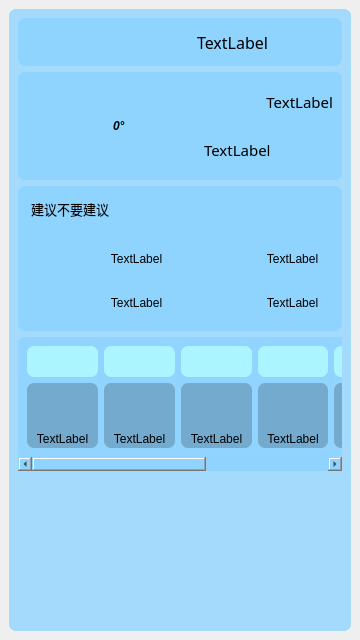
FangRenHub/weather, file mainwindow.ui: the form before one commit.
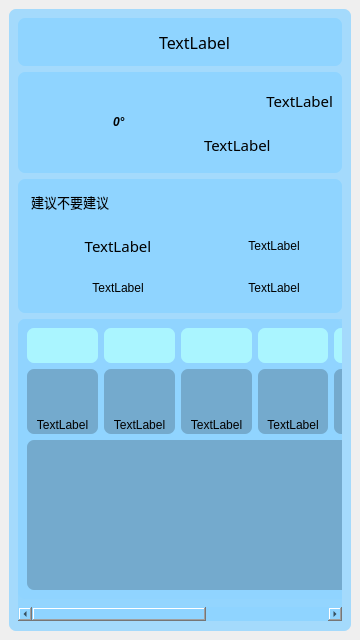
The form after the commit. Icons and pictures are not drawn.

Diff of the .ui file:
```diff
--- a/mainwindow.ui
+++ b/mainwindow.ui
@@ -14,14 +14,17 @@
    <string>MainWindow</string>
   </property>
   <widget class="QWidget" name="centralwidget">
-   <layout class="QVBoxLayout" name="verticalLayout">
-    <item>
+   <layout class="QGridLayout" name="gridLayout_4">
+    <item row="0" column="0">
      <widget class="QWidget" name="ChildWidget" native="true">
+      <property name="contextMenuPolicy">
+       <enum>Qt::NoContextMenu</enum>
+      </property>
       <property name="styleSheet">
        <string notr="true">background-color: rgba(143, 212, 255, 200);
 border-radius: 7px;</string>
       </property>
-      <layout class="QVBoxLayout" name="verticalLayout_2" stretch="1,3,4,0,0">
+      <layout class="QVBoxLayout" name="verticalLayout_2" stretch="1,3,4,9,0">
        <item>
         <widget class="QWidget" name="widget_2" native="true">
          <property name="sizePolicy">
@@ -33,7 +36,7 @@
          <property name="styleSheet">
           <string notr="true">background-color: rgba(143, 212, 255, 255);</string>
          </property>
-         <layout class="QHBoxLayout" name="horizontalLayout" stretch="3,1,3,6">
+         <layout class="QHBoxLayout" name="horizontalLayout" stretch="3,1,1,6,1">
           <item>
            <widget class="QLineEdit" name="cityEdit">
             <property name="font">
@@ -42,6 +45,9 @@
               <pointsize>12</pointsize>
              </font>
             </property>
+            <property name="contextMenuPolicy">
+             <enum>Qt::NoContextMenu</enum>
+            </property>
            </widget>
           </item>
           <item>
@@ -70,7 +76,7 @@
             </property>
             <property name="sizeHint" stdset="0">
              <size>
-              <width>62</width>
+              <width>59</width>
               <height>30</height>
              </size>
             </property>
@@ -95,6 +101,22 @@
             </property>
            </widget>
           </item>
+          <item>
+           <widget class="QPushButton" name="pushButton">
+            <property name="sizePolicy">
+             <sizepolicy hsizetype="Ignored" vsizetype="Expanding">
+              <horstretch>0</horstretch>
+              <verstretch>0</verstretch>
+             </sizepolicy>
+            </property>
+            <property name="styleSheet">
+             <string notr="true">image: url(:/close.png);</string>
+            </property>
+            <property name="text">
+             <string/>
+            </property>
+           </widget>
+          </item>
          </layout>
         </widget>
        </item>
@@ -115,6 +137,12 @@
               <verstretch>0</verstretch>
              </sizepolicy>
             </property>
+            <property name="minimumSize">
+             <size>
+              <width>80</width>
+              <height>80</height>
+             </size>
+            </property>
             <property name="maximumSize">
              <size>
               <width>80</width>
@@ -209,10 +237,10 @@
          <property name="styleSheet">
           <string notr="true">background-color: rgba(143, 212, 255, 255);</string>
          </property>
-         <layout class="QGridLayout" name="gridLayout_2" rowstretch="0,0,0">
+         <layout class="QGridLayout" name="gridLayout_2" rowstretch="0,0,0" columnstretch="2,2">
           <item row="2" column="0">
            <widget class="QWidget" name="widget_7" native="true">
-            <layout class="QHBoxLayout" name="horizontalLayout_4">
+            <layout class="QHBoxLayout" name="horizontalLayout_4" stretch="0,0">
              <item>
               <widget class="QLabel" name="label_10">
                <property name="styleSheet">
@@ -225,8 +253,20 @@
              </item>
              <item>
               <widget class="QLabel" name="windLab">
+               <property name="minimumSize">
+                <size>
+                 <width>100</width>
+                 <height>0</height>
+                </size>
+               </property>
+               <property name="maximumSize">
+                <size>
+                 <width>72</width>
+                 <height>16777215</height>
+                </size>
+               </property>
                <property name="styleSheet">
-                <string notr="true">font: 12pt &quot;黑体&quot;;</string>
+                <string notr="true">font: 11pt &quot;黑体&quot;;</string>
                </property>
                <property name="text">
                 <string>TextLabel</string>
@@ -241,8 +281,14 @@
           </item>
           <item row="1" column="0">
            <widget class="QWidget" name="widget_5" native="true">
+            <property name="sizePolicy">
+             <sizepolicy hsizetype="Preferred" vsizetype="Preferred">
+              <horstretch>0</horstretch>
+              <verstretch>0</verstretch>
+             </sizepolicy>
+            </property>
             <property name="styleSheet">
-             <string notr="true">shadow: 10px 5px 5px red;</string>
+             <string notr="true"/>
             </property>
             <layout class="QHBoxLayout" name="horizontalLayout_2">
              <item>
@@ -257,8 +303,29 @@
              </item>
              <item>
               <widget class="QLabel" name="shiLab">
+               <property name="minimumSize">
+                <size>
+                 <width>100</width>
+                 <height>0</height>
+                </size>
+               </property>
+               <property name="maximumSize">
+                <size>
+                 <width>72</width>
+                 <height>16777215</height>
+                </size>
+               </property>
+               <property name="font">
+                <font>
+                 <family>黑体</family>
+                 <pointsize>11</pointsize>
+                 <weight>50</weight>
+                 <italic>false</italic>
+                 <bold>false</bold>
+                </font>
+               </property>
                <property name="styleSheet">
-                <string notr="true">font: 12pt &quot;黑体&quot;;</string>
+                <string notr="true">font: 11pt &quot;黑体&quot;;</string>
                </property>
                <property name="text">
                 <string>TextLabel</string>
@@ -289,8 +356,20 @@
              </item>
              <item>
               <widget class="QLabel" name="pmLab">
+               <property name="minimumSize">
+                <size>
+                 <width>100</width>
+                 <height>0</height>
+                </size>
+               </property>
+               <property name="maximumSize">
+                <size>
+                 <width>72</width>
+                 <height>16777215</height>
+                </size>
+               </property>
                <property name="styleSheet">
-                <string notr="true">font: 12pt &quot;黑体&quot;;</string>
+                <string notr="true">font: 11pt &quot;黑体&quot;;</string>
                </property>
                <property name="text">
                 <string>TextLabel</string>
@@ -311,6 +390,9 @@
               <verstretch>0</verstretch>
              </sizepolicy>
             </property>
+            <property name="contextMenuPolicy">
+             <enum>Qt::NoContextMenu</enum>
+            </property>
             <property name="styleSheet">
              <string notr="true">font: 10pt &quot;黑体&quot;;</string>
             </property>
@@ -325,6 +407,12 @@
           </item>
           <item row="1" column="1">
            <widget class="QWidget" name="widget_6" native="true">
+            <property name="sizePolicy">
+             <sizepolicy hsizetype="Preferred" vsizetype="Preferred">
+              <horstretch>0</horstretch>
+              <verstretch>0</verstretch>
+             </sizepolicy>
+            </property>
             <layout class="QHBoxLayout" name="horizontalLayout_3">
              <item>
               <widget class="QLabel" name="label_8">
@@ -338,8 +426,20 @@
              </item>
              <item>
               <widget class="QLabel" name="qualLab">
+               <property name="minimumSize">
+                <size>
+                 <width>100</width>
+                 <height>0</height>
+                </size>
+               </property>
+               <property name="maximumSize">
+                <size>
+                 <width>72</width>
+                 <height>16777215</height>
+                </size>
+               </property>
                <property name="styleSheet">
-                <string notr="true">font: 12pt &quot;黑体&quot;;</string>
+                <string notr="true">font: 11pt &quot;黑体&quot;;</string>
                </property>
                <property name="text">
                 <string>TextLabel</string>
@@ -357,6 +457,9 @@
        </item>
        <item>
         <widget class="QScrollArea" name="scrollArea">
+         <property name="contextMenuPolicy">
+          <enum>Qt::NoContextMenu</enum>
+         </property>
          <property name="lineWidth">
           <number>1</number>
          </property>
@@ -375,13 +478,189 @@
          <widget class="QWidget" name="scrollAreaWidgetContents">
           <property name="geometry">
            <rect>
-            <x>0</x>
+            <x>-226</x>
             <y>0</y>
             <width>550</width>
-            <height>120</height>
+            <height>280</height>
            </rect>
           </property>
-          <layout class="QGridLayout" name="gridLayout_3" columnstretch="1,1,1,1,1,1,1" rowminimumheight="10,65">
+          <property name="contextMenuPolicy">
+           <enum>Qt::NoContextMenu</enum>
+          </property>
+          <property name="styleSheet">
+           <string notr="true"/>
+          </property>
+          <layout class="QGridLayout" name="gridLayout_3" columnstretch="1,1,1,1,1,1,1" rowminimumheight="1,65,150">
+           <item row="0" column="2">
+            <widget class="QLabel" name="weekLab2">
+             <property name="styleSheet">
+              <string notr="true">background-color: rgb(170, 245, 255);</string>
+             </property>
+             <property name="text">
+              <string/>
+             </property>
+             <property name="alignment">
+              <set>Qt::AlignCenter</set>
+             </property>
+            </widget>
+           </item>
+           <item row="1" column="4">
+            <widget class="QWidget" name="widget_12" native="true">
+             <property name="styleSheet">
+              <string notr="true">background-color: rgba(0, 0, 0, 50);</string>
+             </property>
+             <layout class="QVBoxLayout" name="verticalLayout_7" stretch="3,0">
+              <property name="spacing">
+               <number>2</number>
+              </property>
+              <property name="leftMargin">
+               <number>0</number>
+              </property>
+              <property name="topMargin">
+               <number>0</number>
+              </property>
+              <property name="rightMargin">
+               <number>0</number>
+              </property>
+              <property name="bottomMargin">
+               <number>2</number>
+              </property>
+              <item>
+               <widget class="QLabel" name="foreIcon4">
+                <property name="styleSheet">
+                 <string notr="true">background-color: rgba(0, 0, 0, 0);
+image: url(:/type2/duoyun.png);</string>
+                </property>
+                <property name="text">
+                 <string/>
+                </property>
+               </widget>
+              </item>
+              <item>
+               <widget class="QLabel" name="typeLab4">
+                <property name="styleSheet">
+                 <string notr="true">background-color: rgba(255, 255, 255, 0);</string>
+                </property>
+                <property name="text">
+                 <string>TextLabel</string>
+                </property>
+                <property name="alignment">
+                 <set>Qt::AlignBottom|Qt::AlignHCenter</set>
+                </property>
+               </widget>
+              </item>
+             </layout>
+            </widget>
+           </item>
+           <item row="1" column="6">
+            <widget class="QWidget" name="widget_14" native="true">
+             <property name="styleSheet">
+              <string notr="true">background-color: rgba(0, 0, 0, 50);</string>
+             </property>
+             <layout class="QVBoxLayout" name="verticalLayout_9" stretch="3,0">
+              <property name="spacing">
+               <number>2</number>
+              </property>
+              <property name="leftMargin">
+               <number>0</number>
+              </property>
+              <property name="topMargin">
+               <number>0</number>
+              </property>
+              <property name="rightMargin">
+               <number>0</number>
+              </property>
+              <property name="bottomMargin">
+               <number>2</number>
+              </property>
+              <item>
+               <widget class="QLabel" name="foreIcon6">
+                <property name="styleSheet">
+                 <string notr="true">background-color: rgba(0, 0, 0, 0);
+image: url(:/type2/duoyun.png);</string>
+                </property>
+                <property name="text">
+                 <string/>
+                </property>
+               </widget>
+              </item>
+              <item>
+               <widget class="QLabel" name="typeLab6">
+                <property name="styleSheet">
+                 <string notr="true">background-color: rgba(255, 255, 255, 0);</string>
+                </property>
+                <property name="text">
+                 <string>TextLabel</string>
+                </property>
+                <property name="alignment">
+                 <set>Qt::AlignBottom|Qt::AlignHCenter</set>
+                </property>
+               </widget>
+              </item>
+             </layout>
+            </widget>
+           </item>
+           <item row="0" column="0">
+            <widget class="QLabel" name="weekLab0">
+             <property name="styleSheet">
+              <string notr="true">background-color: rgb(170, 245, 255);</string>
+             </property>
+             <property name="text">
+              <string/>
+             </property>
+             <property name="alignment">
+              <set>Qt::AlignCenter</set>
+             </property>
+            </widget>
+           </item>
+           <item row="1" column="1">
+            <widget class="QWidget" name="widget_9" native="true">
+             <property name="styleSheet">
+              <string notr="true">background-color: rgba(0, 0, 0, 50);</string>
+             </property>
+             <layout class="QVBoxLayout" name="verticalLayout_4" stretch="3,0">
+              <property name="spacing">
+               <number>2</number>
+              </property>
+              <property name="leftMargin">
+               <number>0</number>
+              </property>
+              <property name="topMargin">
+               <number>0</number>
+              </property>
+              <property name="rightMargin">
+               <number>0</number>
+              </property>
+              <property name="bottomMargin">
+               <number>2</number>
+              </property>
+              <item>
+               <widget class="QLabel" name="foreIcon1">
+                <property name="styleSheet">
+                 <string notr="true">background-color: rgba(0, 0, 0, 0);
+image: url(:/type2/duoyun.png);</string>
+                </property>
+                <property name="text">
+                 <string/>
+                </property>
+               </widget>
+              </item>
+              <item>
+               <widget class="QLabel" name="typeLab1">
+                <property name="styleSheet">
+                 <string notr="true">background-color: rgba(255, 255, 255, 0);</string>
+                </property>
+                <property name="text">
+                 <string>TextLabel</string>
+                </property>
+                <property name="alignment">
+                 <set>Qt::AlignBottom|Qt::AlignHCenter</set>
+                </property>
+               </widget>
+              </item>
+             </layout>
+            </widget>
+           </item>
            <item row="0" column="5">
             <widget class="QLabel" name="weekLab5">
              <property name="styleSheet">
@@ -427,6 +706,54 @@
              </property>
             </widget>
            </item>
+           <item row="1" column="5">
+            <widget class="QWidget" name="widget_13" native="true">
+             <property name="styleSheet">
+              <string notr="true">background-color: rgba(0, 0, 0, 50);</string>
+             </property>
+             <layout class="QVBoxLayout" name="verticalLayout_8" stretch="3,0">
+              <property name="spacing">
+               <number>2</number>
+              </property>
+              <property name="leftMargin">
+               <number>0</number>
+              </property>
+              <property name="topMargin">
+               <number>0</number>
+              </property>
+              <property name="rightMargin">
+               <number>0</number>
+              </property>
+              <property name="bottomMargin">
+               <number>2</number>
+              </property>
+              <item>
+               <widget class="QLabel" name="foreIcon5">
+                <property name="styleSheet">
+                 <string notr="true">background-color: rgba(0, 0, 0, 0);
+image: url(:/type2/duoyun.png);</string>
+                </property>
+                <property name="text">
+                 <string/>
+                </property>
+               </widget>
+              </item>
+              <item>
+               <widget class="QLabel" name="typeLab5">
+                <property name="styleSheet">
+                 <string notr="true">background-color: rgba(255, 255, 255, 0);</string>
+                </property>
+                <property name="text">
+                 <string>TextLabel</string>
+                </property>
+                <property name="alignment">
+                 <set>Qt::AlignBottom|Qt::AlignHCenter</set>
+                </property>
+               </widget>
+              </item>
+             </layout>
+            </widget>
+           </item>
            <item row="0" column="6">
             <widget class="QLabel" name="weekLab6">
              <property name="styleSheet">
@@ -440,45 +767,6 @@
              </property>
             </widget>
            </item>
-           <item row="0" column="2">
-            <widget class="QLabel" name="weekLab2">
-             <property name="styleSheet">
-              <string notr="true">background-color: rgb(170, 245, 255);</string>
-             </property>
-             <property name="text">
-              <string/>
-             </property>
-             <property name="alignment">
-              <set>Qt::AlignCenter</set>
-             </property>
-            </widget>
-           </item>
-           <item row="0" column="0">
-            <widget class="QLabel" name="weekLab0">
-             <property name="styleSheet">
-              <string notr="true">background-color: rgb(170, 245, 255);</string>
-             </property>
-             <property name="text">
-              <string/>
-             </property>
-             <property name="alignment">
-              <set>Qt::AlignCenter</set>
-             </property>
-            </widget>
-           </item>
-           <item row="0" column="4">
-            <widget class="QLabel" name="weekLab4">
-             <property name="styleSheet">
-              <string notr="true">background-color: rgb(170, 245, 255);</string>
-             </property>
-             <property name="text">
-              <string/>
-             </property>
-             <property name="alignment">
-              <set>Qt::AlignCenter</set>
-             </property>
-            </widget>
-           </item>
            <item row="1" column="0">
             <widget class="QWidget" name="widget" native="true">
              <property name="styleSheet">
@@ -527,102 +815,6 @@
              </layout>
             </widget>
            </item>
-           <item row="1" column="1">
-            <widget class="QWidget" name="widget_9" native="true">
-             <property name="styleSheet">
-              <string notr="true">background-color: rgba(0, 0, 0, 50);</string>
-             </property>
-             <layout class="QVBoxLayout" name="verticalLayout_4" stretch="3,0">
-              <property name="spacing">
-               <number>2</number>
-              </property>
-              <property name="leftMargin">
-               <number>0</number>
-              </property>
-              <property name="topMargin">
-               <number>0</number>
-              </property>
-              <property name="rightMargin">
-               <number>0</number>
-              </property>
-              <property name="bottomMargin">
-               <number>2</number>
-              </property>
-              <item>
-               <widget class="QLabel" name="foreIcon1">
-                <property name="styleSheet">
-                 <string notr="true">background-color: rgba(0, 0, 0, 0);
-image: url(:/type2/duoyun.png);</string>
-                </property>
-                <property name="text">
-                 <string/>
-                </property>
-               </widget>
-              </item>
-              <item>
-               <widget class="QLabel" name="typeLab1">
-                <property name="styleSheet">
-                 <string notr="true">background-color: rgba(255, 255, 255, 0);</string>
-                </property>
-                <property name="text">
-                 <string>TextLabel</string>
-                </property>
-                <property name="alignment">
-                 <set>Qt::AlignBottom|Qt::AlignHCenter</set>
-                </property>
-               </widget>
-              </item>
-             </layout>
-            </widget>
-           </item>
-           <item row="1" column="2">
-            <widget class="QWidget" name="widget_10" native="true">
-             <property name="styleSheet">
-              <string notr="true">background-color: rgba(0, 0, 0, 50);</string>
-             </property>
-             <layout class="QVBoxLayout" name="verticalLayout_5" stretch="3,0">
-              <property name="spacing">
-               <number>2</number>
-              </property>
-              <property name="leftMargin">
-               <number>0</number>
-              </property>
-              <property name="topMargin">
-               <number>0</number>
-              </property>
-              <property name="rightMargin">
-               <number>0</number>
-              </property>
-              <property name="bottomMargin">
-               <number>2</number>
-              </property>
-              <item>
-               <widget class="QLabel" name="foreIcon2">
-                <property name="styleSheet">
-                 <string notr="true">background-color: rgba(0, 0, 0, 0);
-image: url(:/type2/duoyun.png);</string>
-                </property>
-                <property name="text">
-                 <string/>
-                </property>
-               </widget>
-              </item>
-              <item>
-               <widget class="QLabel" name="typeLab2">
-                <property name="styleSheet">
-                 <string notr="true">background-color: rgba(255, 255, 255, 0);</string>
-                </property>
-                <property name="text">
-                 <string>TextLabel</string>
-                </property>
-                <property name="alignment">
-                 <set>Qt::AlignBottom|Qt::AlignHCenter</set>
-                </property>
-               </widget>
-              </item>
-             </layout>
-            </widget>
-           </item>
            <item row="1" column="3">
             <widget class="QWidget" name="widget_11" native="true">
              <property name="styleSheet">
@@ -671,60 +863,25 @@
              </layout>
             </widget>
            </item>
-           <item row="1" column="4">
-            <widget class="QWidget" name="widget_12" native="true">
+           <item row="0" column="4">
+            <widget class="QLabel" name="weekLab4">
              <property name="styleSheet">
-              <string notr="true">background-color: rgba(0, 0, 0, 50);</string>
+              <string notr="true">background-color: rgb(170, 245, 255);</string>
              </property>
-             <layout class="QVBoxLayout" name="verticalLayout_7" stretch="3,0">
-              <property name="spacing">
-               <number>2</number>
-              </property>
-              <property name="leftMargin">
-               <number>0</number>
-              </property>
-              <property name="topMargin">
-               <number>0</number>
-              </property>
-              <property name="rightMargin">
-               <number>0</number>
-              </property>
-              <property name="bottomMargin">
-               <number>2</number>
-              </property>
-              <item>
-               <widget class="QLabel" name="foreIcon4">
-                <property name="styleSheet">
-                 <string notr="true">background-color: rgba(0, 0, 0, 0);
-image: url(:/type2/duoyun.png);</string>
-                </property>
-                <property name="text">
-                 <string/>
-                </property>
-               </widget>
-              </item>
-              <item>
-               <widget class="QLabel" name="typeLab4">
-                <property name="styleSheet">
-                 <string notr="true">background-color: rgba(255, 255, 255, 0);</string>
-                </property>
-                <property name="text">
-                 <string>TextLabel</string>
-                </property>
-                <property name="alignment">
-                 <set>Qt::AlignBottom|Qt::AlignHCenter</set>
-                </property>
-               </widget>
-              </item>
-             </layout>
+             <property name="text">
+              <string/>
+             </property>
+             <property name="alignment">
+              <set>Qt::AlignCenter</set>
+             </property>
             </widget>
            </item>
-           <item row="1" column="5">
-            <widget class="QWidget" name="widget_13" native="true">
+           <item row="1" column="2">
+            <widget class="QWidget" name="widget_10" native="true">
              <property name="styleSheet">
               <string notr="true">background-color: rgba(0, 0, 0, 50);</string>
              </property>
-             <layout class="QVBoxLayout" name="verticalLayout_8" stretch="3,0">
+             <layout class="QVBoxLayout" name="verticalLayout_5" stretch="3,0">
               <property name="spacing">
                <number>2</number>
               </property>
@@ -741,7 +898,7 @@
                <number>2</number>
               </property>
               <item>
-               <widget class="QLabel" name="foreIcon5">
+               <widget class="QLabel" name="foreIcon2">
                 <property name="styleSheet">
                  <string notr="true">background-color: rgba(0, 0, 0, 0);
 image: url(:/type2/duoyun.png);</string>
@@ -752,7 +909,7 @@
                </widget>
               </item>
               <item>
-               <widget class="QLabel" name="typeLab5">
+               <widget class="QLabel" name="typeLab2">
                 <property name="styleSheet">
                  <string notr="true">background-color: rgba(255, 255, 255, 0);</string>
                 </property>
@@ -767,32 +924,22 @@
              </layout>
             </widget>
            </item>
-           <item row="1" column="6">
-            <widget class="QWidget" name="widget_14" native="true">
+           <item row="2" column="0" colspan="7">
+            <widget class="QWidget" name="widget_15" native="true">
+             <property name="minimumSize">
+              <size>
+               <width>0</width>
+               <height>0</height>
+              </size>
+             </property>
              <property name="styleSheet">
               <string notr="true">background-color: rgba(0, 0, 0, 50);</string>
              </property>
-             <layout class="QVBoxLayout" name="verticalLayout_9" stretch="3,0">
-              <property name="spacing">
-               <number>2</number>
-              </property>
-              <property name="leftMargin">
-               <number>0</number>
-              </property>
-              <property name="topMargin">
-               <number>0</number>
-              </property>
-              <property name="rightMargin">
-               <number>0</number>
-              </property>
-              <property name="bottomMargin">
-               <number>2</number>
-              </property>
+             <layout class="QVBoxLayout" name="verticalLayout">
               <item>
-               <widget class="QLabel" name="foreIcon6">
+               <widget class="QLabel" name="highCurveLab">
                 <property name="styleSheet">
-                 <string notr="true">background-color: rgba(0, 0, 0, 0);
-image: url(:/type2/duoyun.png);</string>
+                 <string notr="true">background-color: rgba(255, 255, 255, 0);</string>
                 </property>
                 <property name="text">
                  <string/>
@@ -800,15 +947,12 @@
                </widget>
               </item>
               <item>
-               <widget class="QLabel" name="typeLab6">
+               <widget class="QLabel" name="lowCurveLab">
                 <property name="styleSheet">
                  <string notr="true">background-color: rgba(255, 255, 255, 0);</string>
                 </property>
                 <property name="text">
-                 <string>TextLabel</string>
-                </property>
-                <property name="alignment">
-                 <set>Qt::AlignBottom|Qt::AlignHCenter</set>
+                 <string/>
                 </property>
                </widget>
               </item>
@@ -827,7 +971,7 @@
          <property name="sizeHint" stdset="0">
           <size>
            <width>20</width>
-           <height>151</height>
+           <height>1</height>
           </size>
          </property>
         </spacer>
```
